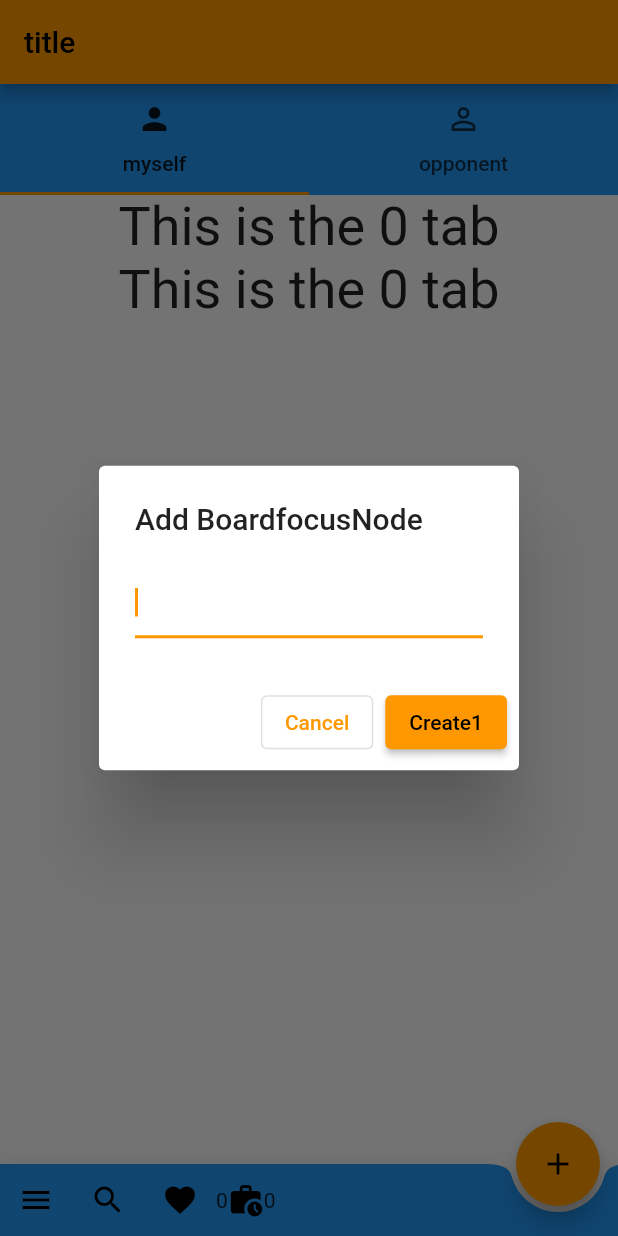
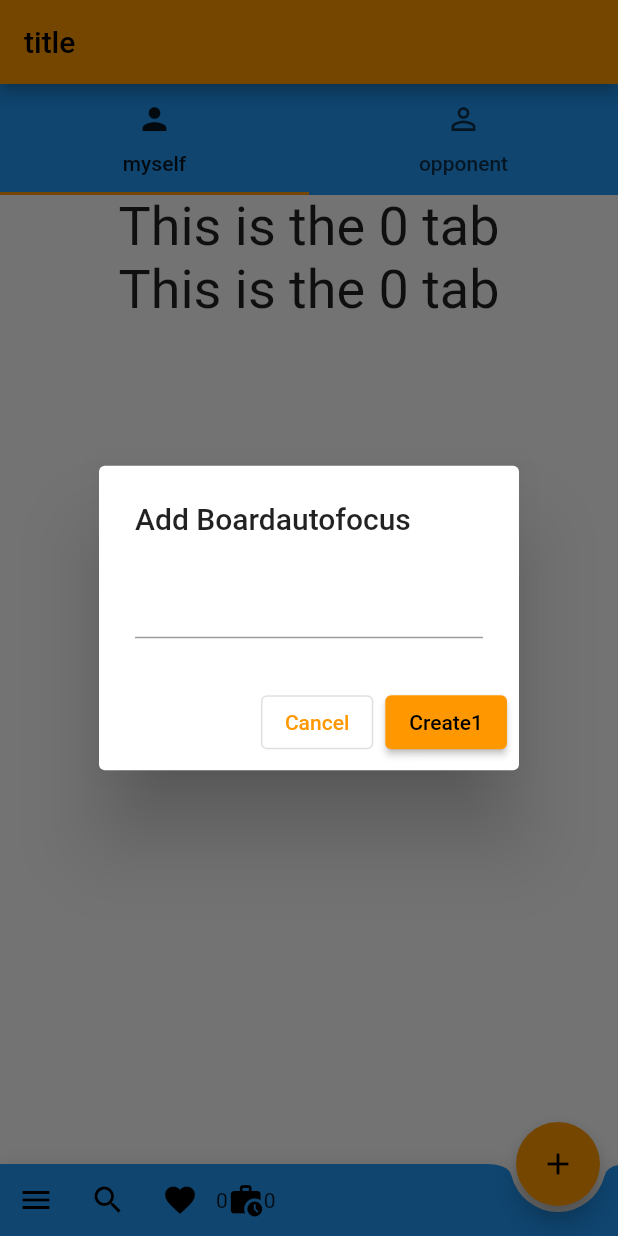
Before and after one commit to toumarihikana/flutter-web-test-for-smartphone, a Flutter app: the screen it shows after launch, after a tap on the "add" icon, on a phone screen of 412 x 824 dp. Run offline on Flutter 3.47's test engine with Material 2 defaults, Android fonts, the phone set to English and light mode, and no system bars; our stand-ins replace flutter_hooks, hooks_riverpod; missing offline and left inert: flutter_use.

Commit message:
autofocus

```diff
--- a/lib/widgets/dialogs/text_input.dart
+++ b/lib/widgets/dialogs/text_input.dart
@@ -47,10 +47,10 @@ class EditTextDialog extends HookConsumerWidget {
   Widget build(BuildContext context, WidgetRef ref) {
     final focusNode = useFocusNode();
     return AlertDialog(
-      title: Text(title + 'focusNode'),
+      title: Text(title + 'autofocus'),
       content: TextFormField(
         controller: _textEditingController,
-        autofocus: true,
+        // autofocus: true,
         focusNode: focusNode,
         autovalidateMode: AutovalidateMode.onUserInteraction,
         validator: (v) {
```
